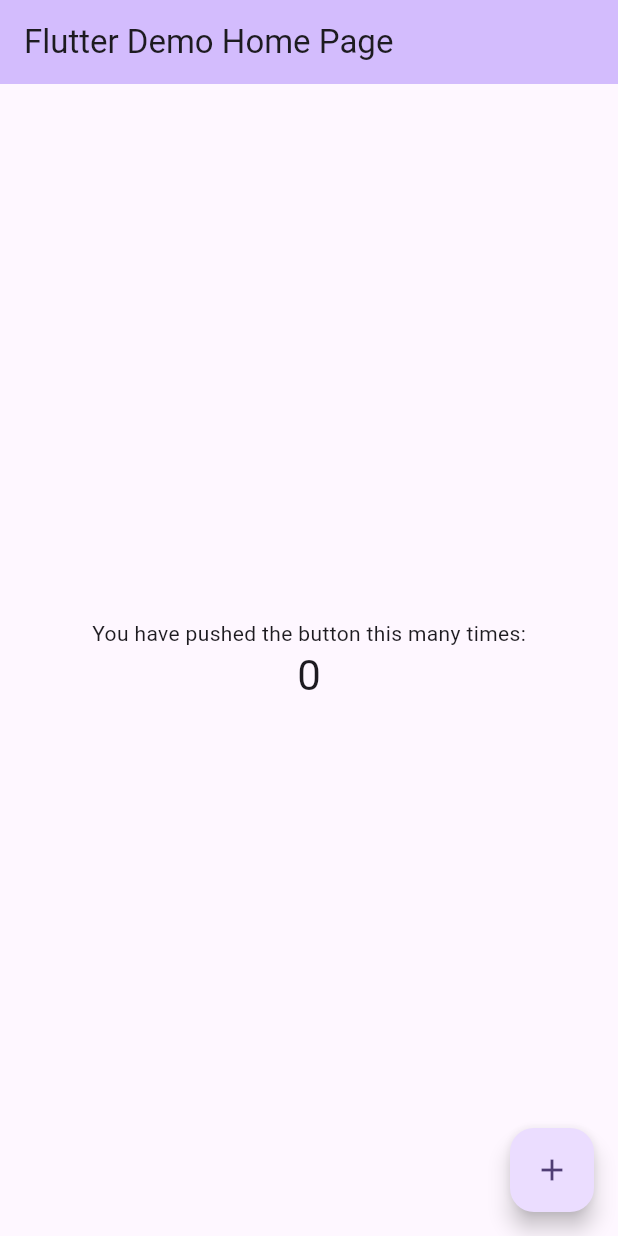
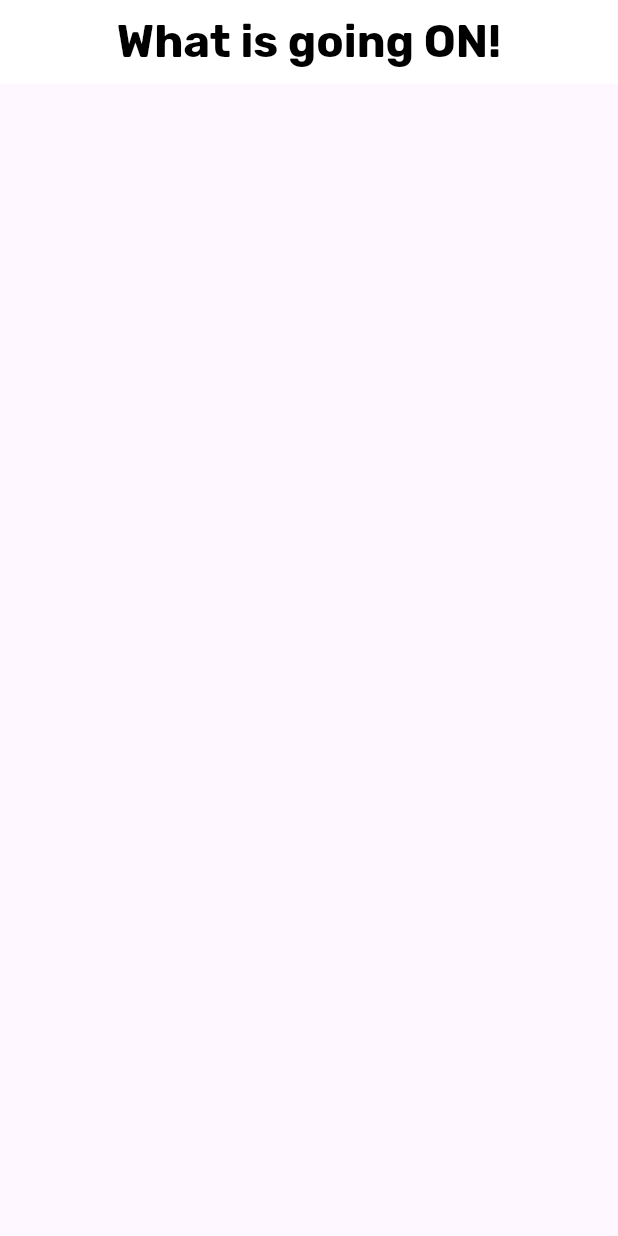
Before and after one commit to peperonnii/fitter, a Flutter app: the screen it shows after launch, on a phone screen of 412 x 824 dp. Run offline on Flutter 3.47's test engine with Material 3 defaults, Android fonts, the light colour scheme and no system bars; our stand-ins replace flutter_svg.

Commit message:
created app scaffold/bar

```diff
--- a/lib/main.dart
+++ b/lib/main.dart
@@ -1,125 +1,18 @@
+import 'package:fitter/pages/home.dart';
 import 'package:flutter/material.dart';
 
 void main() {
-  runApp(const MyApp());
+  runApp(const Fitter());
 }
 
-class MyApp extends StatelessWidget {
-  const MyApp({super.key});
-
-  // This widget is the root of your application.
+class Fitter extends StatelessWidget {
+  const Fitter({super.key});
   @override
   Widget build(BuildContext context) {
     return MaterialApp(
-      title: 'Flutter Demo',
-      theme: ThemeData(
-        // This is the theme of your application.
-        //
-        // TRY THIS: Try running your application with "flutter run". You'll see
-        // the application has a purple toolbar. Then, without quitting the app,
-        // try changing the seedColor in the colorScheme below to Colors.green
-        // and then invoke "hot reload" (save your changes or press the "hot
-        // reload" button in a Flutter-supported IDE, or press "r" if you used
-        // the command line to start the app).
-        //
-        // Notice that the counter didn't reset back to zero; the application
-        // state is not lost during the reload. To reset the state, use hot
-        // restart instead.
-        //
-        // This works for code too, not just values: Most code changes can be
-        // tested with just a hot reload.
-        colorScheme: ColorScheme.fromSeed(seedColor: Colors.deepPurple),
-        useMaterial3: true,
-      ),
-      home: const MyHomePage(title: 'Flutter Demo Home Page'),
+      debugShowCheckedModeBanner: false,
+      theme: ThemeData(fontFamily: 'Rubik'),
+      home: const HomePage(),
     );
   }
 }
-
-class MyHomePage extends StatefulWidget {
-  const MyHomePage({super.key, required this.title});
-
-  // This widget is the home page of your application. It is stateful, meaning
-  // that it has a State object (defined below) that contains fields that affect
-  // how it looks.
-
-  // This class is the configuration for the state. It holds the values (in this
-  // case the title) provided by the parent (in this case the App widget) and
-  // used by the build method of the State. Fields in a Widget subclass are
-  // always marked "final".
-
-  final String title;
-
-  @override
-  State<MyHomePage> createState() => _MyHomePageState();
-}
-
-class _MyHomePageState extends State<MyHomePage> {
-  int _counter = 0;
-
-  void _incrementCounter() {
-    setState(() {
-      // This call to setState tells the Flutter framework that something has
-      // changed in this State, which causes it to rerun the build method below
-      // so that the display can reflect the updated values. If we changed
-      // _counter without calling setState(), then the build method would not be
-      // called again, and so nothing would appear to happen.
-      _counter++;
-    });
-  }
-
-  @override
-  Widget build(BuildContext context) {
-    // This method is rerun every time setState is called, for instance as done
-    // by the _incrementCounter method above.
-    //
-    // The Flutter framework has been optimized to make rerunning build methods
-    // fast, so that you can just rebuild anything that needs updating rather
-    // than having to individually change instances of widgets.
-    return Scaffold(
-      appBar: AppBar(
-        // TRY THIS: Try changing the color here to a specific color (to
-        // Colors.amber, perhaps?) and trigger a hot reload to see the AppBar
-        // change color while the other colors stay the same.
-        backgroundColor: Theme.of(context).colorScheme.inversePrimary,
-        // Here we take the value from the MyHomePage object that was created by
-        // the App.build method, and use it to set our appbar title.
-        title: Text(widget.title),
-      ),
-      body: Center(
-        // Center is a layout widget. It takes a single child and positions it
-        // in the middle of the parent.
-        child: Column(
-          // Column is also a layout widget. It takes a list of children and
-          // arranges them vertically. By default, it sizes itself to fit its
-          // children horizontally, and tries to be as tall as its parent.
-          //
-          // Column has various properties to control how it sizes itself and
-          // how it positions its children. Here we use mainAxisAlignment to
-          // center the children vertically; the main axis here is the vertical
-          // axis because Columns are vertical (the cross axis would be
-          // horizontal).
-          //
-          // TRY THIS: Invoke "debug painting" (choose the "Toggle Debug Paint"
-          // action in the IDE, or press "p" in the console), to see the
-          // wireframe for each widget.
-          mainAxisAlignment: MainAxisAlignment.center,
-          children: <Widget>[
-            const Text(
-              'You have pushed the button this many times:',
-            ),
-            Text(
-              '$_counter',
-              style: Theme.of(context).textTheme.headlineMedium,
-            ),
-          ],
-        ),
-      ),
-      floatingActionButton: FloatingActionButton(
-        onPressed: _incrementCounter,
-        tooltip: 'Increment',
-        child: const Icon(Icons.add),
-      ), // This trailing comma makes auto-formatting nicer for build methods.
-    );
-  }
-}
--- /dev/null
+++ b/lib/pages/home.dart
@@ -0,0 +1,22 @@
+import 'package:flutter/material.dart';
+import 'package:flutter_svg/flutter_svg.dart';
+
+class HomePage extends StatelessWidget {
+  const HomePage({super.key});
+
+  @override
+  Widget build(BuildContext context) {
+    return Scaffold(
+      appBar: AppBar(
+        title: Text(
+          'What is going ON!',
+          style: TextStyle(
+              color: Colors.black, fontSize: 30, fontWeight: FontWeight.bold),
+        ),
+        centerTitle: true,
+        backgroundColor: Colors.white,
+        elevation: 0.0,
+      ),
+    );
+  }
+}
```
Also changed, not shown: pubspec.yaml (+12 -6 lines), fonts/Rubik-Black.ttf (added), fonts/Rubik-BlackItalic.ttf (added), fonts/Rubik-Bold.ttf (added), fonts/Rubik-BoldItalic.ttf (added), fonts/Rubik-ExtraBold.ttf (added), fonts/Rubik-ExtraBoldItalic.ttf (added), fonts/Rubik-Italic.ttf (added), fonts/Rubik-Light.ttf (added), fonts/Rubik-LightItalic.ttf (added), fonts/Rubik-Medium.ttf (added), fonts/Rubik-MediumItalic.ttf (added), fonts/Rubik-Regular.ttf (added), fonts/Rubik-SemiBold.ttf (added), 2 more files.
